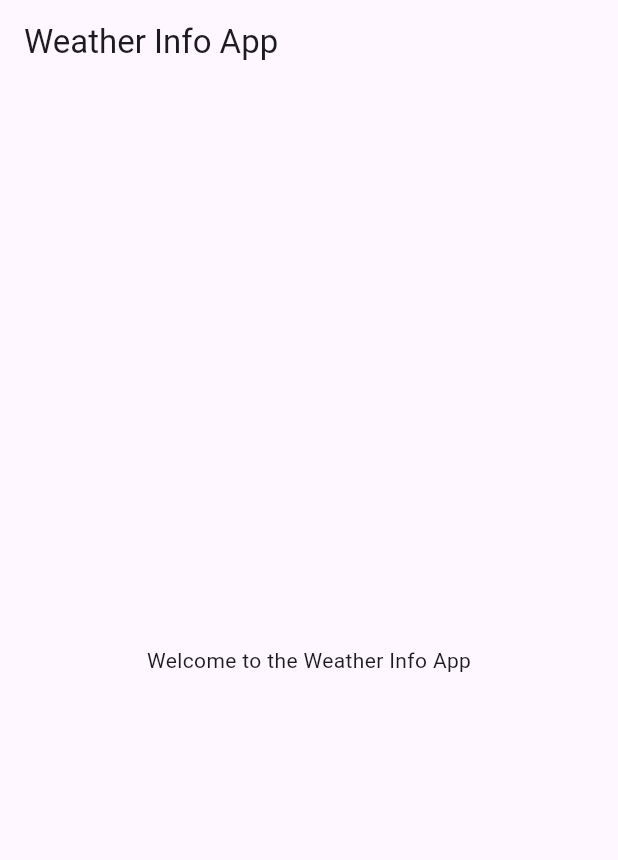
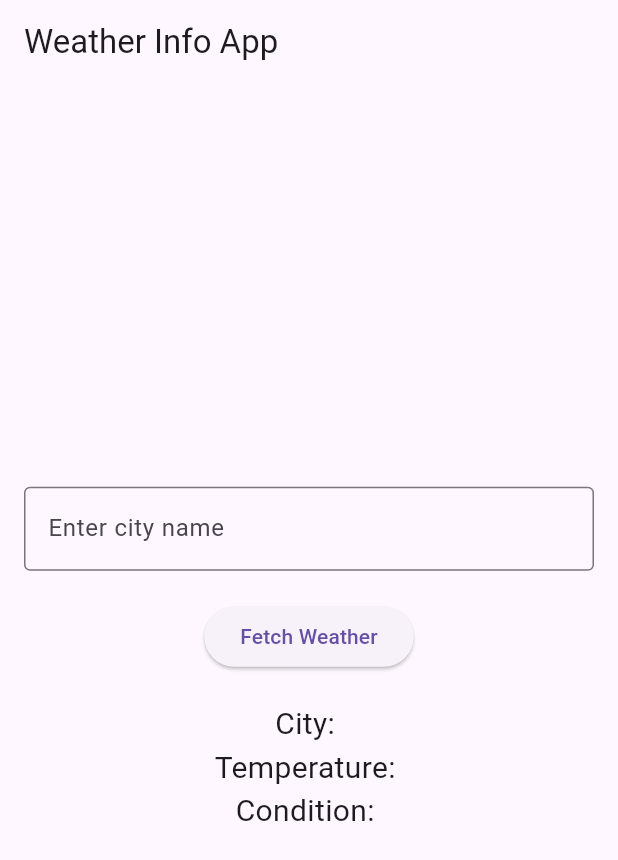
Before and after one commit to abdulmujeeb4ahmed/weather_info_app, a Flutter app: the screen it shows after launch, on a phone screen of 412 x 824 dp. Shown: the top 860 px of the screen. Run offline on Flutter 3.47's test engine with Material 3 defaults, Android fonts, the phone set to English and light mode, and no system bars.

Commit message:
Basic UI with input field and button

```diff
--- a/lib/main.dart
+++ b/lib/main.dart
@@ -14,13 +14,41 @@ class MyApp extends StatelessWidget {
   }
 }
 
-class WeatherHomePage extends StatelessWidget {
+class WeatherHomePage extends StatefulWidget {
+  @override
+  _WeatherHomePageState createState() => _WeatherHomePageState();
+}
+
+class _WeatherHomePageState extends State<WeatherHomePage> {
+  final TextEditingController _cityController = TextEditingController();
+
   @override
   Widget build(BuildContext context) {
     return Scaffold(
       appBar: AppBar(title: Text('Weather Info App')),
-      body: Center(
-        child: Text("Welcome to the Weather Info App"),
+      body: Padding(
+        padding: const EdgeInsets.all(16.0),
+        child: Column(
+          mainAxisAlignment: MainAxisAlignment.center,
+          children: [
+            TextField(
+              controller: _cityController,
+              decoration: InputDecoration(
+                labelText: 'Enter city name',
+                border: OutlineInputBorder(),
+              ),
+            ),
+            SizedBox(height: 20),
+            ElevatedButton(
+              onPressed: () {},
+              child: Text('Fetch Weather'),
+            ),
+            SizedBox(height: 20),
+            Text('City: ', style: TextStyle(fontSize: 20)),
+            Text('Temperature: ', style: TextStyle(fontSize: 20)),
+            Text('Condition: ', style: TextStyle(fontSize: 20)),
+          ],
+        ),
       ),
     );
   }
```
